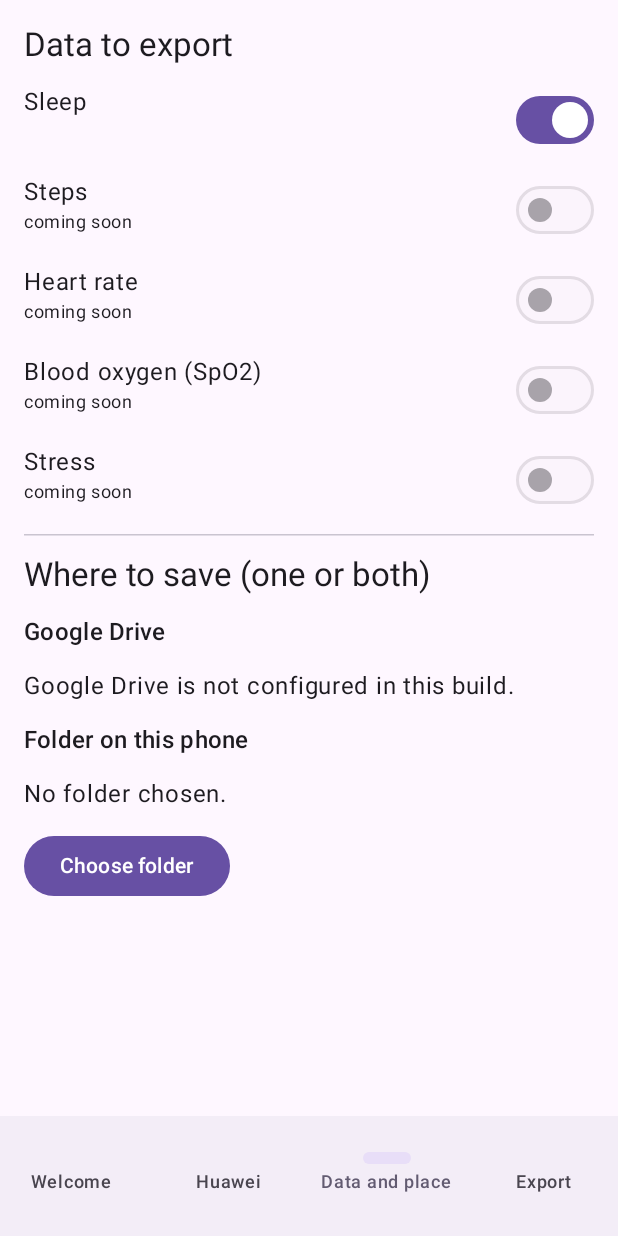
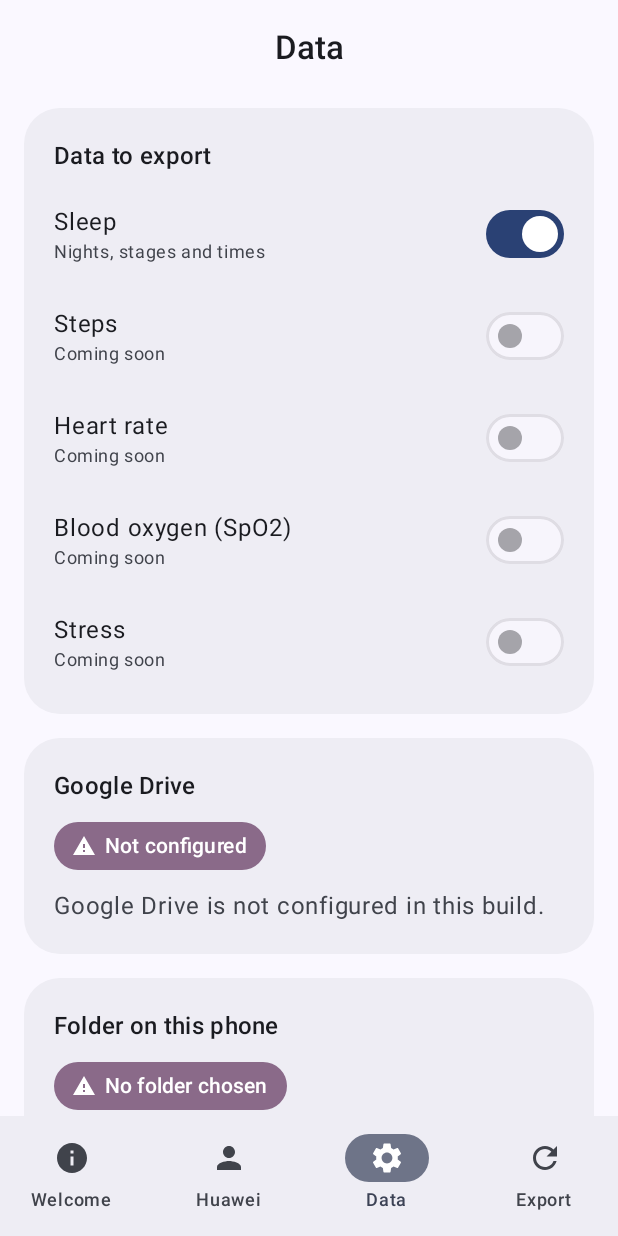
Before and after one commit to skywardpro/personal-health-connector, an Android app built with Jetpack Compose: the screen it shows after launch (MainActivity), item 3 of the bottom bar chosen, on a phone screen of 412 x 824 dp. Run offline under Robolectric (Android 15) with nearby library versions, the phone set to English and light mode, and no system bars.

Commit message:
Polish UI: Material 3 theme, cards, status chips, top bar, edge-to-edge, light/dark screenshots

```diff
--- a/app/src/main/AndroidManifest.xml
+++ b/app/src/main/AndroidManifest.xml
@@ -4,7 +4,7 @@
     <application
         android:label="Personal Health Connector"
         android:allowBackup="false"
-        android:theme="@android:style/Theme.Material.Light.NoActionBar">
+        android:theme="@style/Theme.PHC">
         <activity android:name=".MainActivity" android:exported="true">
             <intent-filter>
                 <action android:name="android.intent.action.MAIN" />
--- a/app/src/main/java/app/personalhealthconnector/MainActivity.kt
+++ b/app/src/main/java/app/personalhealthconnector/MainActivity.kt
@@ -4,48 +4,89 @@ import android.app.Activity
 import android.app.TimePickerDialog
 import android.content.Intent
 import android.net.Uri
+import android.os.Build
 import android.os.Bundle
 import androidx.activity.ComponentActivity
 import androidx.activity.compose.rememberLauncherForActivityResult
 import androidx.activity.compose.setContent
+import androidx.activity.enableEdgeToEdge
 import androidx.activity.result.IntentSenderRequest
 import androidx.activity.result.contract.ActivityResultContracts
+import androidx.compose.foundation.isSystemInDarkTheme
 import androidx.compose.foundation.layout.*
 import androidx.compose.foundation.rememberScrollState
+import androidx.compose.foundation.shape.RoundedCornerShape
 import androidx.compose.foundation.verticalScroll
+import androidx.compose.material.icons.Icons
+import androidx.compose.material.icons.filled.*
 import androidx.compose.material3.*
 import androidx.compose.runtime.*
+import androidx.compose.ui.Alignment
 import androidx.compose.ui.Modifier
+import androidx.compose.ui.graphics.Color
 import androidx.compose.ui.platform.LocalContext
+import androidx.compose.ui.text.font.FontWeight
 import androidx.compose.ui.unit.dp
-import androidx.work.OneTimeWorkRequestBuilder
-import androidx.work.WorkManager
 import java.text.DateFormat
 import java.util.Date
 
 const val PRIVACY_URL = "https://skywardpro.github.io/personal-health-connector/PRIVACY"
 
+private val LightColors = lightColorScheme(
+    primary = Color(0xFF00695C), onPrimary = Color.White,
+    primaryContainer = Color(0xFFB2DFDB), onPrimaryContainer = Color(0xFF00201C),
+    secondaryContainer = Color(0xFFD7EBE6), tertiaryContainer = Color(0xFFFFE9B5),
+    surface = Color(0xFFF6FAF9), surfaceContainer = Color(0xFFFFFFFF), background = Color(0xFFF6FAF9),
+)
+private val DarkColors = darkColorScheme(
+    primary = Color(0xFF6FD9C8), onPrimary = Color(0xFF00382F),
+    primaryContainer = Color(0xFF005046), onPrimaryContainer = Color(0xFFB2F1E5),
+    secondaryContainer = Color(0xFF2B4742), tertiaryContainer = Color(0xFF5A4300),
+    surface = Color(0xFF0E1514), surfaceContainer = Color(0xFF18211F), background = Color(0xFF0E1514),
+)
+
+@Composable
+private fun PhcTheme(content: @Composable () -> Unit) {
+    val dark = isSystemInDarkTheme()
+    val ctx = LocalContext.current
+    val colors = when {
+        Build.VERSION.SDK_INT >= Build.VERSION_CODES.S -> if (dark) dynamicDarkColorScheme(ctx) else dynamicLightColorScheme(ctx)
+        dark -> DarkColors
+        else -> LightColors
+    }
+    MaterialTheme(colorScheme = colors, content = content)
+}
+
 class MainActivity : ComponentActivity() {
     override fun onCreate(savedInstanceState: Bundle?) {
+        enableEdgeToEdge()
         super.onCreate(savedInstanceState)
-        setContent { MaterialTheme { App() } }
+        setContent { PhcTheme { App() } }
     }
 }
 
+@OptIn(ExperimentalMaterial3Api::class)
 @Composable
 private fun App() {
     val ctx = LocalContext.current
     val prefs = remember { Prefs(ctx) }
     var tab by remember { mutableIntStateOf(0) }
-    val titles = listOf("Welcome", "Huawei", "Data and place", "Export")
-    Scaffold(bottomBar = {
+    val tabs = listOf("Welcome" to Icons.Filled.Info, "Huawei" to Icons.Filled.Person, "Data" to Icons.Filled.Settings, "Export" to Icons.Filled.Refresh)
+    Scaffold(
+        containerColor = MaterialTheme.colorScheme.background,
+        topBar = { CenterAlignedTopAppBar(title = { Text(if (tab == 0) "Personal Health Connector" else tabs[tab].first, fontWeight = FontWeight.SemiBold) }) },
+        bottomBar = {
             NavigationBar {
-            titles.forEachIndexed { i, t ->
-                NavigationBarItem(selected = tab == i, onClick = { tab = i }, icon = {}, label = { Text(t) })
+                tabs.forEachIndexed { i, (t, icon) ->
+                    NavigationBarItem(selected = tab == i, onClick = { tab = i }, icon = { Icon(icon, null) }, label = { Text(t) })
                 }
             }
-    }) { pad ->
-        Column(Modifier.padding(pad).padding(16.dp).verticalScroll(rememberScrollState()), verticalArrangement = Arrangement.spacedBy(12.dp)) {
+        },
+    ) { pad ->
+        Column(
+            Modifier.padding(pad).fillMaxSize().verticalScroll(rememberScrollState()).padding(horizontal = 16.dp, vertical = 8.dp),
+            verticalArrangement = Arrangement.spacedBy(16.dp),
+        ) {
             when (tab) {
                 0 -> Welcome { tab = 1 }
                 1 -> HuaweiSignIn(prefs)
@@ -56,15 +97,66 @@ private fun App() {
     }
 }
 
+// ---- Small building blocks ----
+
+@Composable
+private fun SectionCard(title: String, content: @Composable ColumnScope.() -> Unit) {
+    Card(
+        shape = RoundedCornerShape(24.dp),
+        colors = CardDefaults.cardColors(containerColor = MaterialTheme.colorScheme.surfaceContainer),
+        modifier = Modifier.fillMaxWidth(),
+    ) {
+        Column(Modifier.padding(20.dp), verticalArrangement = Arrangement.spacedBy(12.dp)) {
+            Text(title, style = MaterialTheme.typography.titleMedium, fontWeight = FontWeight.SemiBold)
+            content()
+        }
+    }
+}
+
+/** State chip: [ok] green-ish, otherwise warning-ish. */
+@Composable
+private fun StatusChip(text: String, ok: Boolean) {
+    val c = MaterialTheme.colorScheme
+    Surface(shape = RoundedCornerShape(50), color = if (ok) c.primaryContainer else c.tertiaryContainer) {
+        Row(Modifier.padding(horizontal = 12.dp, vertical = 6.dp), verticalAlignment = Alignment.CenterVertically) {
+            Icon(if (ok) Icons.Filled.CheckCircle else Icons.Filled.Warning, null, Modifier.size(16.dp))
+            Spacer(Modifier.width(6.dp))
+            Text(text, style = MaterialTheme.typography.labelLarge)
+        }
+    }
+}
+
+@Composable
+private fun Body(text: String) = Text(text, style = MaterialTheme.typography.bodyLarge, color = MaterialTheme.colorScheme.onSurfaceVariant)
+
+@Composable
+private fun ErrorText(text: String) = Text(text, color = MaterialTheme.colorScheme.error, style = MaterialTheme.typography.bodyMedium)
+
+@Composable
+private fun SwitchRow(title: String, subtitle: String?, checked: Boolean, enabled: Boolean = true, onChange: (Boolean) -> Unit) {
+    Row(Modifier.fillMaxWidth().heightIn(min = 56.dp), verticalAlignment = Alignment.CenterVertically) {
+        Column(Modifier.weight(1f)) {
+            Text(title, style = MaterialTheme.typography.bodyLarge)
+            if (subtitle != null) Text(subtitle, style = MaterialTheme.typography.bodySmall, color = MaterialTheme.colorScheme.onSurfaceVariant)
+        }
+        Switch(checked, onChange, enabled = enabled)
+    }
+}
+
+// ---- Screens ----
+
 @Composable
 private fun Welcome(next: () -> Unit) {
     val ctx = LocalContext.current
-    Text("Personal Health Connector", style = MaterialTheme.typography.headlineSmall)
-    Text("This app copies your own health data from Huawei Health to a place you choose: your Google Drive or a folder on this phone.")
-    Text("What it reads: sleep records, read-only, through Huawei's official Health Service Kit, only after you sign in with HUAWEI ID and agree.")
-    Text("Where it goes: only to the destinations you pick. There is no developer server, no analytics and no accounts. The app never writes to Huawei Health.")
-    OutlinedButton(onClick = { ctx.startActivity(Intent(Intent.ACTION_VIEW, Uri.parse(PRIVACY_URL))) }) { Text("Read the privacy policy") }
-    Button(onClick = next) { Text("I understand, continue") }
+    Text("Your health data, copied to your own place.", style = MaterialTheme.typography.headlineMedium, fontWeight = FontWeight.SemiBold)
+    SectionCard("What it reads") {
+        Body("Sleep records from Huawei Health, read-only, through Huawei's official Health Service Kit. Only after you sign in with HUAWEI ID and agree.")
+    }
+    SectionCard("Where it goes") {
+        Body("Only to the places you pick: your Google Drive or a folder on this phone. No developer server, no analytics, no accounts. The app never writes to Huawei Health.")
+    }
+    OutlinedButton(onClick = { ctx.startActivity(Intent(Intent.ACTION_VIEW, Uri.parse(PRIVACY_URL))) }, Modifier.fillMaxWidth().heightIn(min = 48.dp)) { Text("Read the privacy policy") }
+    Button(onClick = next, Modifier.fillMaxWidth().heightIn(min = 48.dp)) { Text("I understand, continue") }
 }
 
 @Composable
@@ -77,17 +169,18 @@ private fun HuaweiSignIn(prefs: Prefs) {
         signedIn = problem == null
         prefs.huaweiSignedIn = signedIn
     }
-    Text("Huawei account", style = MaterialTheme.typography.titleLarge)
-    Text(if (signedIn) "Signed in with HUAWEI ID." else "Not signed in.")
-    Text(
-        if (prefs.huaweiGranted) "Access to sleep data: granted."
-        else "Access to sleep data: not granted yet. Huawei has not approved the app's access, so export will not return data until it does."
-    )
-    problem?.let { Text(it, color = MaterialTheme.colorScheme.error) }
+    SectionCard("HUAWEI ID") {
+        StatusChip(if (signedIn) "Signed in" else "Not signed in", signedIn)
         Button(onClick = {
             try { launcher.launch(HuaweiHealth.signInIntent(ctx as Activity)) }
             catch (e: Exception) { problem = "Huawei sign-in is not available on this phone (Huawei Mobile Services is missing)." }
-    }) { Text("Sign in with HUAWEI ID") }
+        }, Modifier.fillMaxWidth().heightIn(min = 48.dp)) { Text("Sign in with HUAWEI ID") }
+        problem?.let { ErrorText(it) }
+    }
+    SectionCard("Access to sleep data") {
+        StatusChip(if (prefs.huaweiGranted) "Granted" else "Not granted yet", prefs.huaweiGranted)
+        if (!prefs.huaweiGranted) Body("Huawei has not approved the app's access yet. Export will return data as soon as it does; nothing is lost in the meantime.")
+    }
 }
 
 @Composable
@@ -112,47 +205,37 @@ private fun DataAndPlace(prefs: Prefs) {
         else message = "Google Drive access was not approved."
     }
 
-    Text("Data to export", style = MaterialTheme.typography.titleLarge)
-    DataRow("Sleep", sleep, true) { sleep = it; prefs.sleepEnabled = it }
-    for (n in listOf("Steps", "Heart rate", "Blood oxygen (SpO2)", "Stress")) DataRow(n, false, false) {}
-
-    HorizontalDivider()
-    Text("Where to save (one or both)", style = MaterialTheme.typography.titleLarge)
-
-    Text("Google Drive", style = MaterialTheme.typography.titleMedium)
+    SectionCard("Data to export") {
+        SwitchRow("Sleep", "Nights, stages and times", sleep) { sleep = it; prefs.sleepEnabled = it }
+        for (n in listOf("Steps", "Heart rate", "Blood oxygen (SpO2)", "Stress")) SwitchRow(n, "Coming soon", false, enabled = false) {}
+    }
+    SectionCard("Google Drive") {
         if (!GoogleDrive.configured) {
-        Text("Google Drive is not configured in this build.")
+            StatusChip("Not configured", false)
+            Body("Google Drive is not configured in this build.")
         } else if (account != null) {
-        Text("Linked: $account. Files go to the folder \"${GoogleDrive.FOLDER}\" that this app creates.")
-        Switch(drive, { drive = it; prefs.driveEnabled = it })
-        OutlinedButton(onClick = { prefs.driveAccount = null; prefs.driveEnabled = false; account = null; drive = false }) { Text("Unlink") }
+            StatusChip("Linked: $account", true)
+            Body("Files go to the folder \"${GoogleDrive.FOLDER}\" that this app creates. The app sees only files it created.")
+            SwitchRow("Save to Google Drive", null, drive) { drive = it; prefs.driveEnabled = it }
+            OutlinedButton(onClick = { prefs.driveAccount = null; prefs.driveEnabled = false; account = null; drive = false }, Modifier.heightIn(min = 48.dp)) { Text("Unlink") }
         } else {
-        Text("The app can only see files it creates itself (drive.file access).")
+            StatusChip("Not linked", false)
+            Body("Uses the narrow drive.file access: the app can only see files it creates itself.")
             Button(onClick = {
                 GoogleAuth.authorize(ctx as Activity, { r ->
                     val sender = GoogleAuth.consentSender(r)
                     if (sender != null) consent.launch(IntentSenderRequest.Builder(sender).build())
                     else { prefs.driveAccount = "Google account"; account = "Google account"; prefs.driveEnabled = true; drive = true }
                 }, { message = it })
-        }) { Text("Link Google account") }
+            }, Modifier.fillMaxWidth().heightIn(min = 48.dp)) { Text("Link Google account") }
         }
-
-    Text("Folder on this phone", style = MaterialTheme.typography.titleMedium)
-    Text(if (folderUri == null) "No folder chosen." else "Folder chosen.")
-    if (folderUri != null) Switch(folder, { folder = it; prefs.folderEnabled = it })
-    Button(onClick = { folderPicker.launch(null) }) { Text(if (folderUri == null) "Choose folder" else "Change folder") }
-    message?.let { Text(it, color = MaterialTheme.colorScheme.error) }
     }
-
-@Composable
-private fun DataRow(name: String, checked: Boolean, enabled: Boolean, onChange: (Boolean) -> Unit) {
-    Row(Modifier.fillMaxWidth(), horizontalArrangement = Arrangement.SpaceBetween) {
-        Column {
-            Text(name)
-            if (!enabled) Text("coming soon", style = MaterialTheme.typography.bodySmall)
+    SectionCard("Folder on this phone") {
+        StatusChip(if (folderUri == null) "No folder chosen" else "Folder chosen", folderUri != null)
+        if (folderUri != null) SwitchRow("Save to this folder", null, folder) { folder = it; prefs.folderEnabled = it }
+        FilledTonalButton(onClick = { folderPicker.launch(null) }, Modifier.fillMaxWidth().heightIn(min = 48.dp)) { Text(if (folderUri == null) "Choose folder" else "Change folder") }
     }
-        Switch(checked, onChange, enabled = enabled)
-    }
+    message?.let { ErrorText(it) }
 }
 
 @Composable
@@ -162,27 +245,34 @@ private fun ExportStatus(prefs: Prefs) {
     var running by remember { mutableStateOf(false) }
     var refresh by remember { mutableIntStateOf(0) }
     val set = { m: Int -> minutes = m; prefs.scheduleMinutes = m; ExportWorker.schedule(ctx, m) }
-
-    Text("Schedule", style = MaterialTheme.typography.titleLarge)
-    Text(if (minutes < 0) "Automatic export is off." else "Daily at %02d:%02d.".format(minutes / 60, minutes % 60))
-    Row(horizontalArrangement = Arrangement.spacedBy(8.dp)) {
-        Button(onClick = {
+    fun pickTime() {
         val start = if (minutes < 0) 8 * 60 else minutes
         TimePickerDialog(ctx, { _, h, m -> set(h * 60 + m) }, start / 60, start % 60, true).show()
-        }) { Text("Choose time") }
-        OutlinedButton(onClick = { set(-1) }, enabled = minutes >= 0) { Text("Turn off") }
     }
 
-    HorizontalDivider()
-    Text("Status", style = MaterialTheme.typography.titleLarge)
+    SectionCard("Schedule") {
+        SwitchRow("Export every day", if (minutes < 0) "Off" else "At %02d:%02d".format(minutes / 60, minutes % 60), minutes >= 0) { if (it) pickTime() else set(-1) }
+        if (minutes >= 0) OutlinedButton(onClick = { pickTime() }, Modifier.heightIn(min = 48.dp)) { Text("Change time") }
+    }
+    SectionCard("Last export") {
         key(refresh) {
             val last = prefs.lastExportAt
-        Text(if (last == 0L) "No export yet." else "Last export: ${DateFormat.getDateTimeInstance().format(Date(last))}")
-        if (last != 0L) Text("Nights exported: ${prefs.lastNights}")
-        prefs.lastError?.let { Text(it, color = MaterialTheme.colorScheme.error) }
+            if (last == 0L) {
+                StatusChip("No export yet", false)
+                Body("Press \"Export now\" once a destination is chosen.")
+            } else {
+                StatusChip("Exported", true)
+                Body("${DateFormat.getDateTimeInstance().format(Date(last))}\nNights exported: ${prefs.lastNights}")
             }
-    Button(enabled = !running, onClick = {
+            prefs.lastError?.let { ErrorText(it) }
+        }
+    }
+    Button(
+        enabled = !running,
+        modifier = Modifier.fillMaxWidth().heightIn(min = 52.dp),
+        onClick = {
             running = true
             Thread { ExportWorker.runAndRecord(ctx.applicationContext); (ctx as Activity).runOnUiThread { running = false; refresh++ } }.start()
-    }) { Text(if (running) "Exporting..." else "Export now") }
+        },
+    ) { Text(if (running) "Exporting..." else "Export now") }
 }
--- /dev/null
+++ b/app/src/main/res/values-night/themes.xml
@@ -0,0 +1,6 @@
+<?xml version="1.0" encoding="utf-8"?>
+<resources>
+    <style name="Theme.PHC" parent="android:Theme.Material.NoActionBar">
+        <item name="android:windowLightStatusBar">false</item>
+    </style>
+</resources>
--- /dev/null
+++ b/app/src/main/res/values/themes.xml
@@ -0,0 +1,6 @@
+<?xml version="1.0" encoding="utf-8"?>
+<resources>
+    <style name="Theme.PHC" parent="android:Theme.Material.Light.NoActionBar">
+        <item name="android:windowLightStatusBar">true</item>
+    </style>
+</resources>
```
Also changed, not shown: 6 other files. Lines whose indentation alone changed are shown as unchanged.
